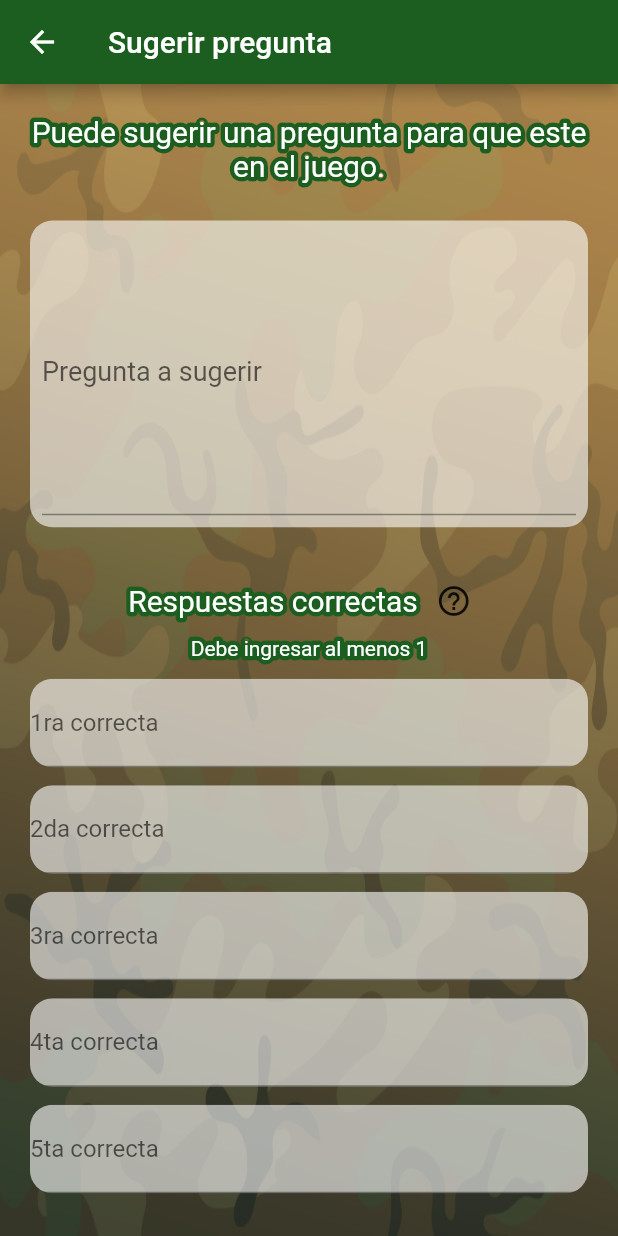
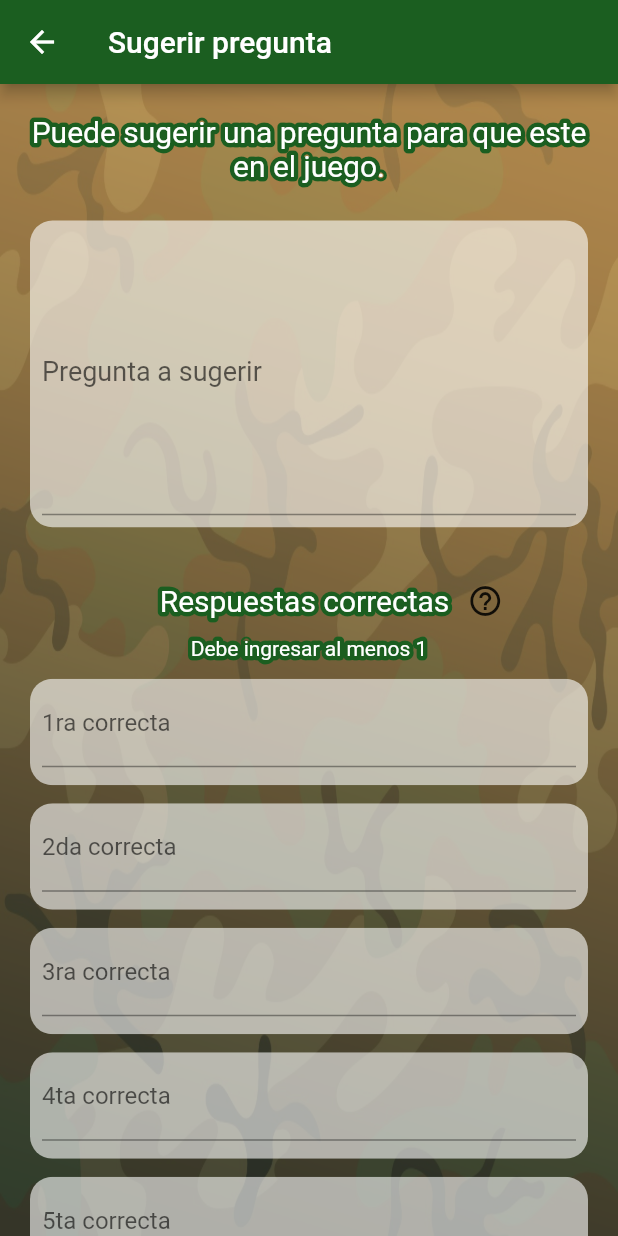
Before and after one commit to santigauto/mayor_g, a Flutter app: the SuggestQuestionPage screen opened by its route, on a phone screen of 412 x 824 dp. Run offline on Flutter 3.47's test engine with Material 2 defaults, Android fonts, the phone set to English and light mode, and no system bars; drawn by our look-alikes of bordered_text; our stand-ins replace flutter_secure_storage, flutter_spinkit, image_cropper, image_picker, pie_chart, shared_preferences; accounts and stored records are empty.

Commit message:
Creado Sugerir Pregunta (en progreso)

```diff
--- a/lib/views/suggestQuestion/suggestQuestion.dart
+++ b/lib/views/suggestQuestion/suggestQuestion.dart
@@ -1,6 +1,10 @@
+import 'dart:convert';
+
 import 'package:flutter/material.dart';
 
 import 'package:bordered_text/bordered_text.dart';
+
+import 'package:mayor_g/services/commons/camara.dart';
 
 import 'package:mayor_g/widgets/background_widget.dart';
 import 'package:mayor_g/views/suggestQuestion/widgets/myInput.dart';
@@ -18,9 +22,11 @@ class _SuggestQuestionPageState extends State<SuggestQuestionPage> {
   final _formKey = GlobalKey<FormState>();
   bool _isLoading = false;
 
+  Camara camaraController = new Camara();
+
   Pregunta _pregunta = new Pregunta();
-  List<String> _correctas;
-  List<String> _incorrectas;
+  List<String> _correctas = ['','','','',''];
+  List<String> _incorrectas = ['','','','',''];
 
   @override
   Widget build(BuildContext context) {
@@ -62,13 +68,31 @@ class _SuggestQuestionPageState extends State<SuggestQuestionPage> {
               _createIncorrects(),
               SizedBox(height: 25),
 
+              _pregunta.foto == null || _pregunta.foto.isEmpty ? Container() :
+                Image.memory(
+                  base64Decode(_pregunta.foto), fit: BoxFit.cover,
+                ),
+              RaisedButton.icon(
+                icon: Icon(Icons.camera),
+                label: Text("Cargar imagen", style: TextStyle(fontSize: 20)),
+                onPressed: uploadImage,
+                color: Colors.green[900],
+                textColor: Colors.white,
+                splashColor: Colors.grey,
+                shape: RoundedRectangleBorder(
+                  borderRadius: new BorderRadius.circular(18.0),
+                  side: BorderSide(color: Colors.black),
+                ),
+              ),
+
+              SizedBox(height: 25),
+
               RaisedButton.icon(
                 icon: Icon(Icons.mail_outline),
-                label: Text("Enviar  ", style: TextStyle(fontSize: 20)),
+                label: Text("Enviar", style: TextStyle(fontSize: 20)),
                 onPressed: () => _submit(),
                 color: Colors.green[900],
                 textColor: Colors.white,
-                padding: EdgeInsets.fromLTRB(10, 10, 10, 10),
                 splashColor: Colors.grey,
                 shape: RoundedRectangleBorder(
                   borderRadius: new BorderRadius.circular(18.0),
@@ -82,6 +106,12 @@ class _SuggestQuestionPageState extends State<SuggestQuestionPage> {
     );
   }
 
+  uploadImage(){
+    setState(() async{
+      _pregunta.foto = await camaraController.getImage();
+    });
+  }
+
   Container _createQuestion() {
     return Container(
       decoration: BoxDecoration(
@@ -92,9 +122,8 @@ class _SuggestQuestionPageState extends State<SuggestQuestionPage> {
         padding: const EdgeInsets.all(8.0),
         child: TextFormField(
           validator: (String text) {
-                    if (text.isEmpty) {
+            if (text.isEmpty)
               return 'Por favor completar el campo';
-                    }
             this._pregunta.pregunta = text;
             return null;
           },
@@ -114,6 +143,7 @@ class _SuggestQuestionPageState extends State<SuggestQuestionPage> {
         Row(
           mainAxisAlignment: MainAxisAlignment.center,
           children: <Widget>[
+            SizedBox(width: 42),
             BorderedText(
               strokeColor: Theme.of(context).primaryColor,
               child: Text(
@@ -187,6 +217,7 @@ class _SuggestQuestionPageState extends State<SuggestQuestionPage> {
         Row(
           mainAxisAlignment: MainAxisAlignment.center,
           children: <Widget>[
+            SizedBox(width: 42),
             BorderedText(
               strokeColor: Theme.of(context).primaryColor,
               child: Text(
--- a/lib/views/suggestQuestion/widgets/myInput.dart
+++ b/lib/views/suggestQuestion/widgets/myInput.dart
@@ -11,6 +11,7 @@ class MyInput extends StatelessWidget {
       borderRadius: BorderRadius.circular(15),
       child: Container(
         color: Colors.white.withOpacity(0.6),
+        padding: const EdgeInsets.only(left: 8, right: 8, bottom: 12),
         child: TextFormField(
           validator: validator,
           style: TextStyle(fontSize: 16),
--- a/pubspec.yaml
+++ b/pubspec.yaml
@@ -32,6 +32,8 @@ dependencies:
   flutter_swiper: ^1.1.6
   provider: ^4.0.5+1
   flutter_spinkit: ^4.1.2+1
+  image_picker: ^0.6.5+1
+  image_cropper: ^1.2.1
 
 dev_dependencies:
   flutter_test:
```
Also changed, not shown: lib/services/commons/camara.dart (added, +34 -0 lines), pubspec.lock, 1 other file. Lines whose indentation alone changed are shown as unchanged.
